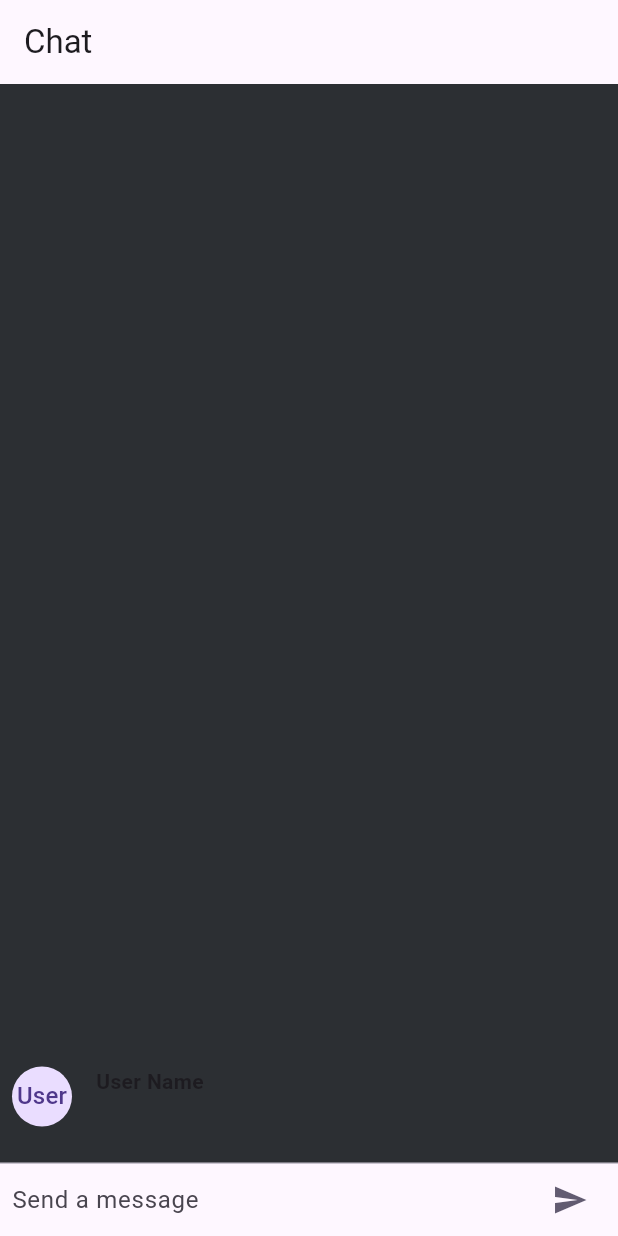
After one commit to 0marContreras/BIScord-frontend, a Flutter app: the ChatScreen screen opened directly, after a tap on the "send" icon, on a phone screen of 412 x 824 dp. The commit adds this screen. Run offline on Flutter 3.47's test engine with Material 3 defaults, Android fonts, the phone set to English and light mode, and no system bars.

Commit message:
Pacos commit

```diff
--- /dev/null
+++ b/lib/chatscreen.dart
@@ -0,0 +1,131 @@
+import 'package:flutter/material.dart';
+
+class ChatApp extends StatelessWidget {
+  @override
+  Widget build(BuildContext context) {
+    return MaterialApp(
+      title: 'Chat App',
+      theme: ThemeData(
+        primaryColor: Colors.blue, // You can change this to fit your design
+      ),
+      home: ChatScreen(),
+    );
+  }
+}
+
+class ChatScreen extends StatefulWidget {
+  @override
+  _ChatScreenState createState() => _ChatScreenState();
+}
+
+class _ChatScreenState extends State<ChatScreen> {
+  final TextEditingController _textController = TextEditingController();
+  final List<ChatMessage> _messages = [];
+
+  void _handleSubmitted(String text) {
+    _textController.clear();
+    setState(() {
+      _messages.insert(0, ChatMessage(
+        text: text,
+      ));
+    });
+  }
+
+  @override
+  Widget build(BuildContext context) {
+    return Scaffold(
+      appBar: AppBar(
+        title: Text('Chat'),
+      ),
+      body: Container(
+        color: Color(0xFF2C2F33),
+        child: Column(
+          children: <Widget>[
+            Flexible(
+              child: ListView.builder(
+                padding: EdgeInsets.all(8.0),
+                reverse: true,
+                itemCount: _messages.length,
+                itemBuilder: (_, int index) => _messages[index],
+              ),
+            ),
+            Divider(height: 1.0),
+            Container(
+              decoration: BoxDecoration(
+                color: Theme.of(context).cardColor,
+              ),
+              child: _buildTextComposer(),
+            ),
+          ],
+        ),
+      ),
+    );
+  }
+
+  Widget _buildTextComposer() {
+    return IconTheme(
+      data: IconThemeData(color: Theme.of(context).colorScheme.secondary),
+      child: Container(
+        margin: EdgeInsets.symmetric(horizontal: 8.0),
+        child: Row(
+          children: <Widget>[
+            Flexible(
+              child: TextField(
+                controller: _textController,
+                onSubmitted: _handleSubmitted,
+                decoration: InputDecoration.collapsed(
+                  hintText: 'Send a message',
+                ),
+              ),
+            ),
+            IconButton(
+              icon: Icon(Icons.send),
+              onPressed: () => _handleSubmitted(_textController.text),
+            ),
+          ],
+        ),
+      ),
+    );
+  }
+}
+
+class ChatMessage extends StatelessWidget {
+  final String text;
+
+  ChatMessage({required this.text});
+
+  @override
+  Widget build(BuildContext context) {
+    return Container(
+      margin: EdgeInsets.symmetric(vertical: 10.0),
+      child: Row(
+        crossAxisAlignment: CrossAxisAlignment.start,
+        children: <Widget>[
+          Container(
+            margin: EdgeInsets.only(right: 16.0),
+            child: CircleAvatar(
+              child: Text('User'), // You can replace this with user avatar
+            ),
+          ),
+          Expanded(
+            child: Column(
+              crossAxisAlignment: CrossAxisAlignment.start,
+              children: <Widget>[
+                Text(
+                  'User Name', // You can replace this with user name
+                  style: TextStyle(
+                    fontWeight: FontWeight.bold,
+                  ),
+                ),
+                Container(
+                  margin: EdgeInsets.only(top: 5.0),
+                  child: Text(text),
+                ),
+              ],
+            ),
+          ),
+        ],
+      ),
+    );
+  }
+}
```
Also changed, not shown: lib/general.dart (+130 -56 lines).
